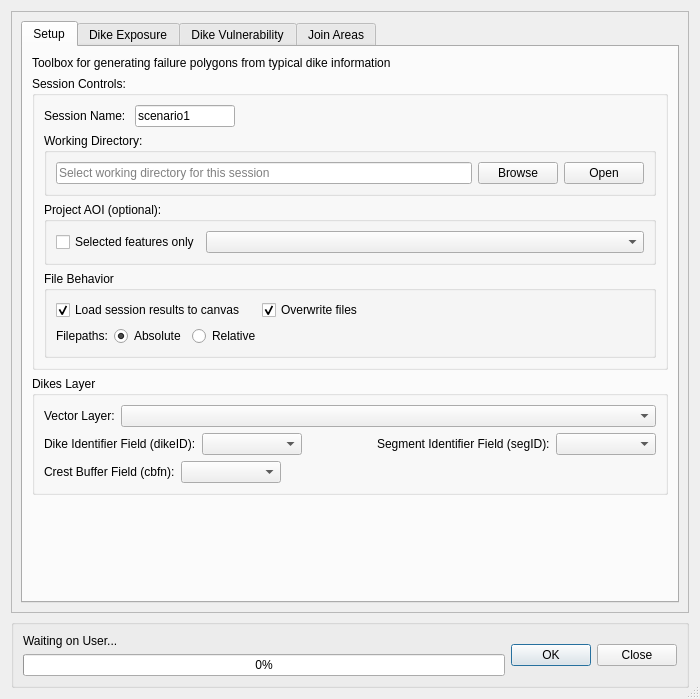
NRCan/CanFlood, file canflood/misc/dikes/dikes.ui: the form before one commit.
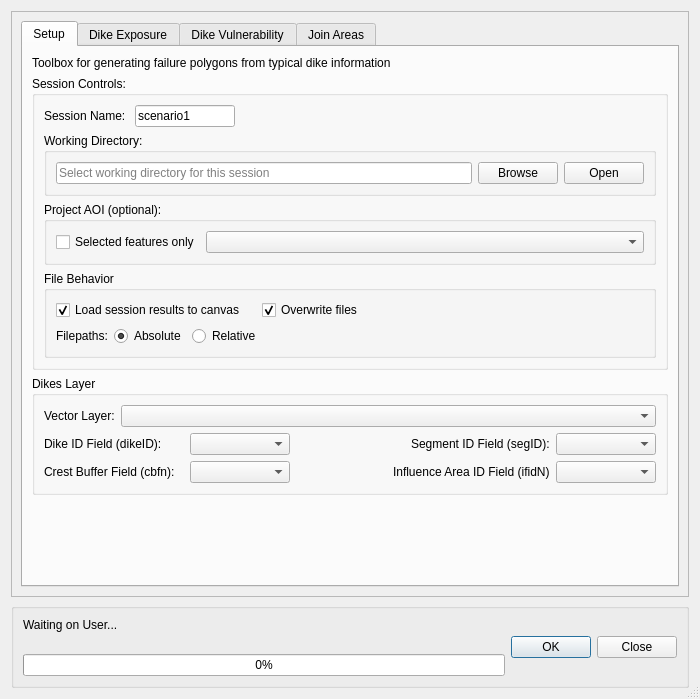
The form after the commit. Custom widgets are drawn as their Qt base class.

What changed in the file:
```diff
--- a/canflood/misc/dikes/dikes.ui
+++ b/canflood/misc/dikes/dikes.ui
@@ -46,7 +46,7 @@
         <x>0</x>
         <y>0</y>
         <width>680</width>
-        <height>611</height>
+        <height>594</height>
        </rect>
       </property>
       <layout class="QVBoxLayout" name="verticalLayout">
@@ -363,7 +363,7 @@
                   </property>
                   <property name="minimumSize">
                    <size>
-                    <width>0</width>
+                    <width>140</width>
                     <height>0</height>
                    </size>
                   </property>
@@ -374,7 +374,7 @@
                    </size>
                   </property>
                   <property name="text">
-                   <string>Dike Identifier Field (dikeID):</string>
+                   <string>Dike ID Field (dikeID):</string>
                   </property>
                  </widget>
                 </item>
@@ -422,7 +422,7 @@
                    </size>
                   </property>
                   <property name="text">
-                   <string>Segment Identifier Field (segID):</string>
+                   <string>Segment ID Field (segID):</string>
                   </property>
                  </widget>
                 </item>
@@ -454,6 +454,12 @@
                     <verstretch>0</verstretch>
                    </sizepolicy>
                   </property>
+                  <property name="minimumSize">
+                   <size>
+                    <width>140</width>
+                    <height>0</height>
+                   </size>
+                  </property>
                   <property name="text">
                    <string>Crest Buffer Field (cbfn):</string>
                   </property>
@@ -494,6 +500,23 @@
                   </property>
                  </spacer>
                 </item>
+                <item>
+                 <widget class="QLabel" name="label_12">
+                  <property name="text">
+                   <string>Influence Area ID Field (ifidN)</string>
+                  </property>
+                 </widget>
+                </item>
+                <item>
+                 <widget class="QgsFieldComboBox" name="mFieldComboBox_ifidN">
+                  <property name="minimumSize">
+                   <size>
+                    <width>100</width>
+                    <height>0</height>
+                   </size>
+                  </property>
+                 </widget>
+                </item>
                </layout>
               </item>
              </layout>
@@ -519,13 +542,6 @@
            <string>Dike Exposure</string>
           </attribute>
           <layout class="QVBoxLayout" name="verticalLayout_5">
-           <item>
-            <widget class="QLabel" name="label_12">
-             <property name="text">
-              <string>Calculate  freeboard (i.e., exposure)</string>
-             </property>
-            </widget>
-           </item>
            <item>
             <widget class="QGroupBox" name="groupBox_3">
              <property name="title">
@@ -2695,15 +2711,30 @@
        <layout class="QVBoxLayout" name="verticalLayout_20">
         <item>
          <widget class="QLabel" name="progressText">
+          <property name="sizePolicy">
+           <sizepolicy hsizetype="Preferred" vsizetype="Fixed">
+            <horstretch>0</horstretch>
+            <verstretch>0</verstretch>
+           </sizepolicy>
+          </property>
+          <property name="minimumSize">
+           <size>
+            <width>0</width>
+            <height>30</height>
+           </size>
+          </property>
           <property name="maximumSize">
            <size>
             <width>16777215</width>
-            <height>15</height>
+            <height>30</height>
            </size>
           </property>
           <property name="text">
            <string>Waiting on User...</string>
           </property>
+          <property name="alignment">
+           <set>Qt::AlignLeading|Qt::AlignLeft|Qt::AlignTop</set>
+          </property>
          </widget>
         </item>
         <item>
```
Left out of the diff: 28 changed lines with no effect on the pictures.
